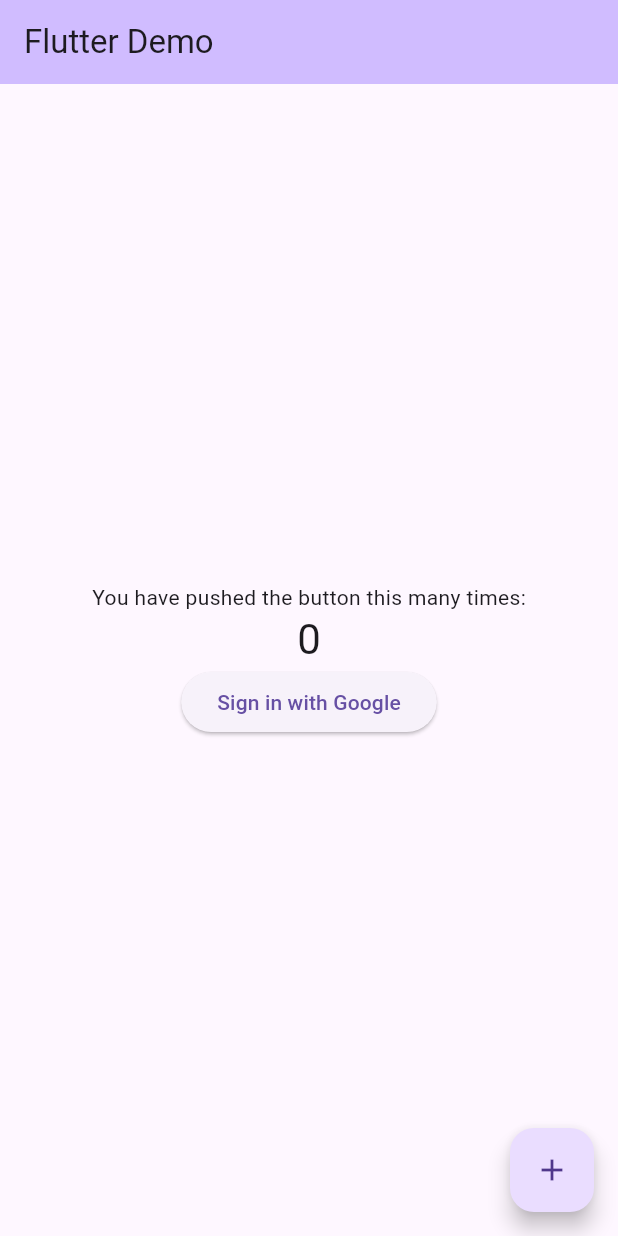
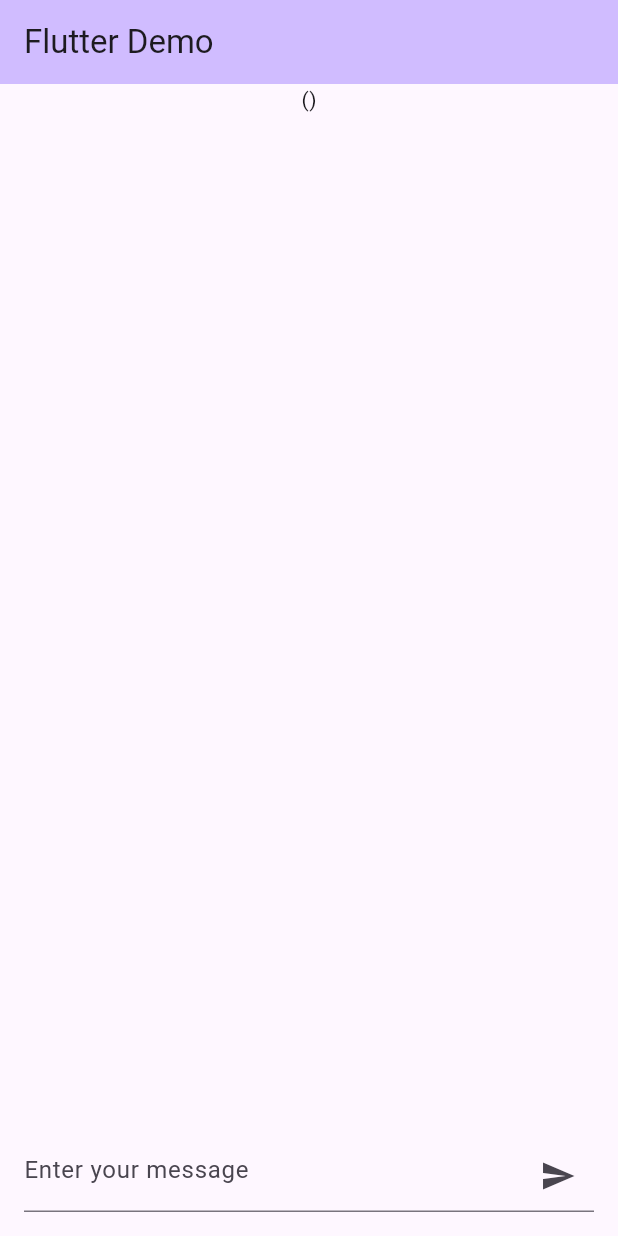
Before and after one commit to HampusHauffman/FlutterDemo, a Flutter app: the screen it shows after launch, on a phone screen of 412 x 824 dp. Run offline on Flutter 3.47's test engine with Material 3 defaults, Android fonts, the light colour scheme and no system bars; our stand-ins replace cloud_firestore, firebase_auth, firebase_core, flutter_riverpod, freezed_annotation, riverpod_annotation; accounts and stored records are empty; generated files the repository leaves out were written again.

Commit message:
see message

```diff
--- /dev/null
+++ b/lib/chat_provider.dart
@@ -0,0 +1,47 @@
+import 'package:cloud_firestore/cloud_firestore.dart';
+import 'package:riverpod_annotation/riverpod_annotation.dart';
+
+import 'package:freezed_annotation/freezed_annotation.dart';
+import 'package:flutter/foundation.dart';
+import 'package:uuid/uuid.dart';
+
+part 'chat_provider.g.dart';
+
+@JsonSerializable()
+class Message {
+  Message({
+    required this.email,
+    required this.message,
+  });
+
+  final String email;
+  final String message;
+
+  Map<String, dynamic> toJson() => _$MessageToJson(this);
+
+  factory Message.fromJson(Map<String, dynamic> json) =>
+      _$MessageFromJson(json);
+}
+
+@riverpod
+class Chat extends _$Chat {
+  final _docRef = FirebaseFirestore.instance.collection("chat").doc("open");
+
+  void addMessage(Message message) {
+    _docRef.update({const Uuid().v8().toString(): message.toJson()});
+  }
+
+  @override
+  Map<String, Message> build() {
+    _docRef.snapshots().listen(
+      (event) {
+        debugPrint("current data: ${event.data().toString()}");
+        state = event
+            .data()!
+            .map((key, value) => MapEntry(key, Message.fromJson(value)));
+      },
+      onError: (error) => debugPrint("Listen failed: $error"),
+    );
+    return Map.of({});
+  }
+}
--- a/lib/main.dart
+++ b/lib/main.dart
@@ -1,18 +1,8 @@
 import 'package:flutter/material.dart';
 import 'package:flutter_riverpod/flutter_riverpod.dart';
-import 'package:flutter_talk/auth_provider.dart';
-import 'package:riverpod_annotation/riverpod_annotation.dart';
 import 'package:firebase_core/firebase_core.dart';
+import 'package:flutter_talk/chat_provider.dart';
 import 'firebase_options.dart';
-
-part 'main.g.dart';
-
-@riverpod
-class Counter extends _$Counter {
-  @override
-  int build() => 0;
-  void increment() => state++;
-}
 
 Future<void> main() async {
   WidgetsFlutterBinding.ensureInitialized();
@@ -31,34 +21,41 @@ class MyApp extends ConsumerWidget {
 
   @override
   Widget build(BuildContext context, WidgetRef ref) {
-    int counter = ref.watch(counterProvider);
-
     return MaterialApp(
       home: Scaffold(
         appBar: AppBar(
             backgroundColor: Theme.of(context).colorScheme.inversePrimary,
             title: const Text("Flutter Demo")),
-          body: Center(
-            child: Column(
-              mainAxisAlignment: MainAxisAlignment.center,
-              children: <Widget>[
-                const Text('You have pushed the button this many times:'),
-                Text('$counter',
-                    style: Theme.of(context).textTheme.headlineMedium),
-                ElevatedButton(
-                  onPressed: () async {
-                    await ref.read(authProvider.notifier).signIn();
+        // Create the view for a chat app where you can enter text and chat
+        // At the bottom is the text input and the rest of the screen is the chat
+        body: Column(
+          children: [
+            Expanded(
+                child: Text(ref
+                    .watch(chatProvider)
+                    .values
+                    .map((e) => e.message)
+                    .toString())),
+            Padding(
+              padding: const EdgeInsets.all(16.0),
+              child: TextField(
+                decoration: InputDecoration(
+                  hintText: "Enter your message",
+                  suffixIcon: IconButton(
+                    icon: const Icon(Icons.send),
+                    onPressed: () {
+                      debugPrint("Send message");
+                      ref
+                          .read(chatProvider.notifier)
+                          .addMessage(Message(email: "awd", message: "HELLO"));
                     },
-                  child: const Text('Sign in with Google'),
+                  ),
+                ),
+              ),
             ),
           ],
         ),
       ),
-          floatingActionButton: FloatingActionButton(
-            onPressed: () => ref.read(counterProvider.notifier).increment(),
-            tooltip: 'Increment',
-            child: const Icon(Icons.add),
-          )),
     );
   }
 }
```
Also changed, not shown: pubspec.yaml (+7 -0 lines), lib/chat_provider.g.dart (added), lib/main.g.dart (deleted), pubspec.lock, 3 other files. Lines whose indentation alone changed are shown as unchanged.
